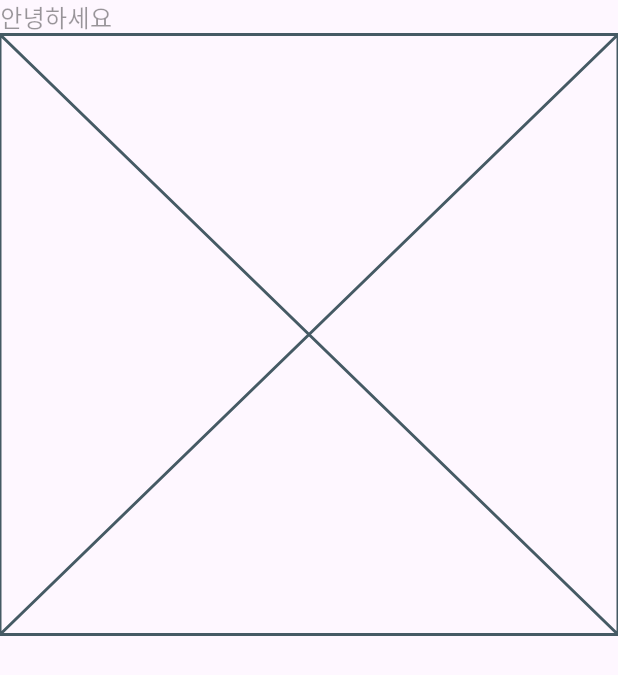
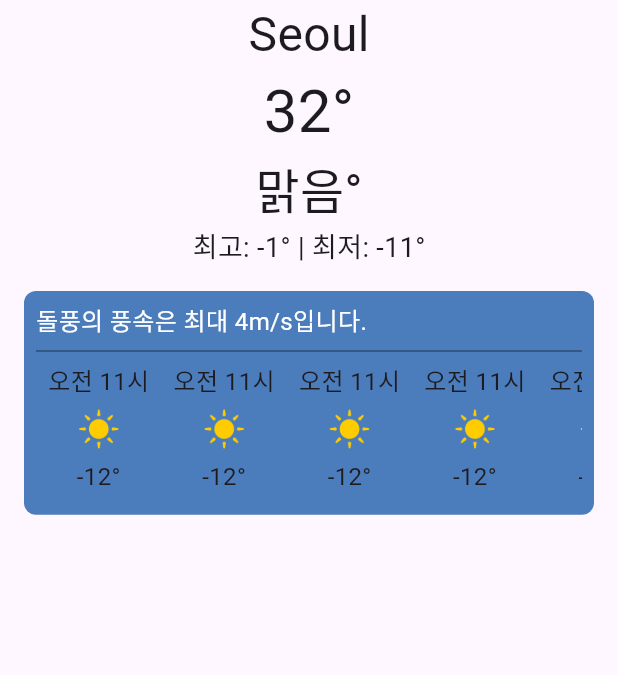
Before and after one commit to constdreamcoder/weather_app_flutter, a Flutter app: the screen it shows after launch, on a phone screen of 412 x 824 dp. Shown: the top 675 px of the screen. Run offline on Flutter 3.47's test engine with Material 3 defaults, Android fonts, the light colour scheme and no system bars.

Commit message:
[Feat] 일일 날씨 예보 컴포넌트 구현

```diff
--- a/lib/WeatherForecastFrame.dart
+++ /dev/null
@@ -1,28 +0,0 @@
-import 'package:flutter/material.dart';
-
-class WeatherForecastFrame extends StatelessWidget {
-  final String title;
-  final Widget contents;
-
-  const WeatherForecastFrame({
-    super.key,
-    required this.title,
-    this.contents = const Placeholder(),
-  });
-
-  @override
-  Widget build(BuildContext context) {
-    return Column(
-      children: [
-        SizedBox(
-            width: double.infinity,
-            child: Text(
-              title,
-              style: TextStyle(fontSize: 16, color: Colors.black.withOpacity(0.4)),
-              textAlign: TextAlign.start,
-            )),
-        contents,
-      ],
-    );
-  }
-}
--- /dev/null
+++ b/lib/current_weather_forecast.dart
@@ -0,0 +1,21 @@
+import 'package:flutter/material.dart';
+
+class CurrentWeatherForecast extends StatelessWidget {
+  const CurrentWeatherForecast({super.key});
+
+  @override
+  Widget build(BuildContext context) {
+    return SizedBox(
+      width: double.infinity,
+      child: Column(
+        crossAxisAlignment: CrossAxisAlignment.center,
+        children: [
+          Text('Seoul', style: TextStyle(fontSize: 32)),
+          Text('32°', style: TextStyle(fontSize: 40)),
+          Text('맑음°', style: TextStyle(fontSize: 32)),
+          Text('최고: -1° | 최저: -11°', style: TextStyle(fontSize: 18)),
+        ],
+      ),
+    );
+  }
+}
--- /dev/null
+++ b/lib/daily_weather_forecast.dart
@@ -0,0 +1,48 @@
+import 'package:flutter/material.dart';
+import 'package:weather_app_flutter/weather_forecast_frame.dart';
+
+class DailyWeatherForecast extends StatelessWidget {
+  final String title;
+
+  const DailyWeatherForecast({super.key, required this.title});
+
+  @override
+  Widget build(BuildContext context) {
+    return WeatherForecastFrame(
+      title: title,
+      content: Expanded(
+        child: ListView.builder(
+          scrollDirection: Axis.horizontal,
+          itemBuilder: (contenxt, index) => Padding(
+            padding: const EdgeInsets.symmetric(horizontal: 8),
+            child: Column(
+              mainAxisSize: MainAxisSize.min, // Column이 자식 높이에 맞게 축소
+              children: [
+                const Text(
+                  '오전 11시',
+                  style: TextStyle(fontSize: 16),
+                ),
+                const SizedBox(
+                  height: 4,
+                ),
+                Image.asset(
+                  'assets/images/01d@2x.png',
+                  width: 32,
+                  height: 32,
+                ),
+                const SizedBox(
+                  height: 4,
+                ),
+                const Text(
+                  '-12°',
+                  style: TextStyle(fontSize: 16),
+                ),
+              ],
+            ),
+          ),
+          itemCount: 12,
+        ),
+      ),
+    );
+  }
+}
--- a/lib/main.dart
+++ b/lib/main.dart
@@ -1,32 +1,30 @@
 import 'package:flutter/material.dart';
+import 'package:flutter/rendering.dart';
+import 'package:weather_app_flutter/current_weather_forecast.dart';
 
-import 'WeatherForecastFrame.dart';
+import 'daily_weather_forecast.dart';
 
 void main() {
-  runApp(MaterialApp(
+  runApp(
+    MaterialApp(
       home: Scaffold(
         body: SafeArea(
-          child: WeatherForecastFrame(title: '안녕하세요',),
-        )),
-  ));
-}
-
-class CurrentWeather extends StatelessWidget {
-  const CurrentWeather({super.key});
-
-  @override
-  Widget build(BuildContext context) {
-    return SizedBox(
-      width: double.infinity,
+          child: Container(
+            margin: const EdgeInsets.symmetric(horizontal: 16),
+            child: const SingleChildScrollView(
               child: Column(
-        crossAxisAlignment: CrossAxisAlignment.center,
                 children: [
-          Text('Seoul°', style: TextStyle(fontSize: 32)),
-          Text('32°', style: TextStyle(fontSize: 40)),
-          Text('맑음°', style: TextStyle(fontSize: 32)),
-          Text('최고: -1° | 최저: -11°', style: TextStyle(fontSize: 18)),
+                  CurrentWeatherForecast(),
+                  SizedBox(height: 16,),
+                  DailyWeatherForecast(
+                    title: '돌풍의 풍속은 최대 4m/s입니다.',
+                  ),
                 ],
+              ),
+            ),
+          ),
+        ),
+      ),
     ),
   );
 }
-}
--- /dev/null
+++ b/lib/weather_forecast_frame.dart
@@ -0,0 +1,47 @@
+import 'package:flutter/material.dart';
+
+class WeatherForecastFrame extends StatelessWidget {
+  final String title;
+  final bool isDivided;
+  final Widget content;
+
+  const WeatherForecastFrame({
+    super.key,
+    required this.title,
+    this.isDivided = true,
+    required this.content,
+  });
+
+  @override
+  Widget build(BuildContext context) {
+    return Container(
+      padding: const EdgeInsets.all(8),
+      decoration: BoxDecoration(
+        color: const Color(0xFF4B7DBC),
+        borderRadius: BorderRadius.circular(8),
+      ),
+      child: AspectRatio(
+        aspectRatio: 328 / 120,
+        child: Column(
+          mainAxisSize: MainAxisSize.min, // Column이 자식 높이에 맞게 축소
+          children: [
+            SizedBox(
+              width: double.infinity,
+              child: Text(
+                title,
+                style: const TextStyle(fontSize: 16, color: Colors.white),
+                textAlign: TextAlign.start,
+              ),
+            ),
+            if (isDivided)
+              Divider(
+                thickness: 1,
+                color: Colors.black.withOpacity(0.4),
+              ),
+            content,
+          ],
+        ),
+      ),
+    );
+  }
+}
```
Lines whose indentation alone changed are shown as unchanged.
